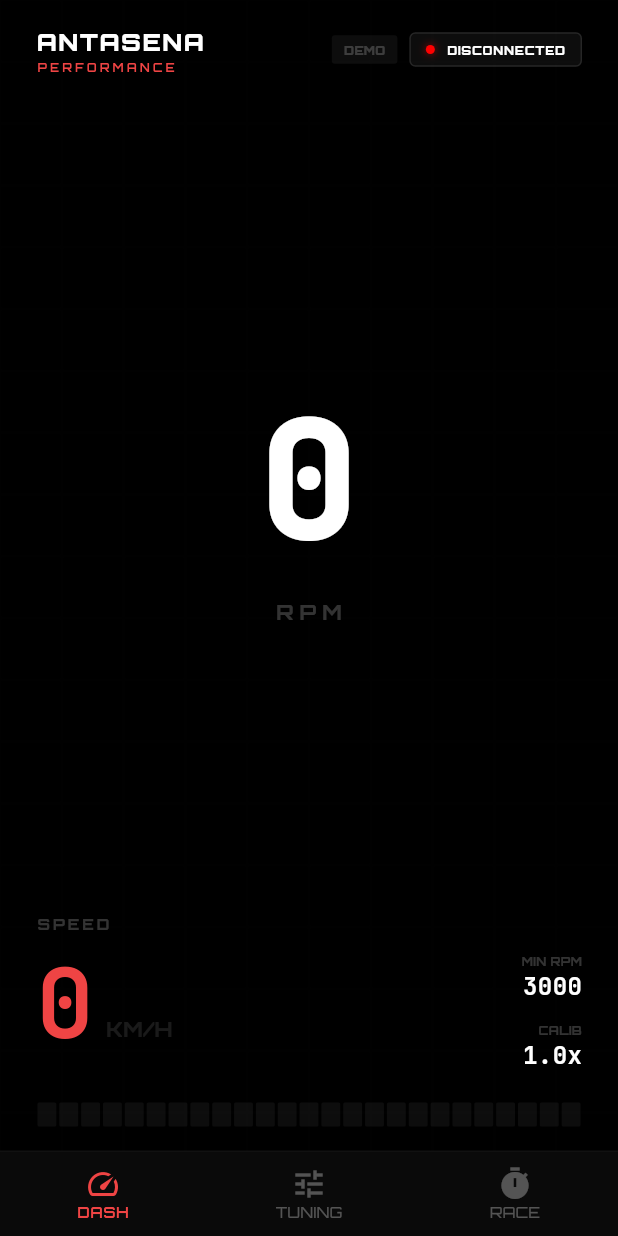
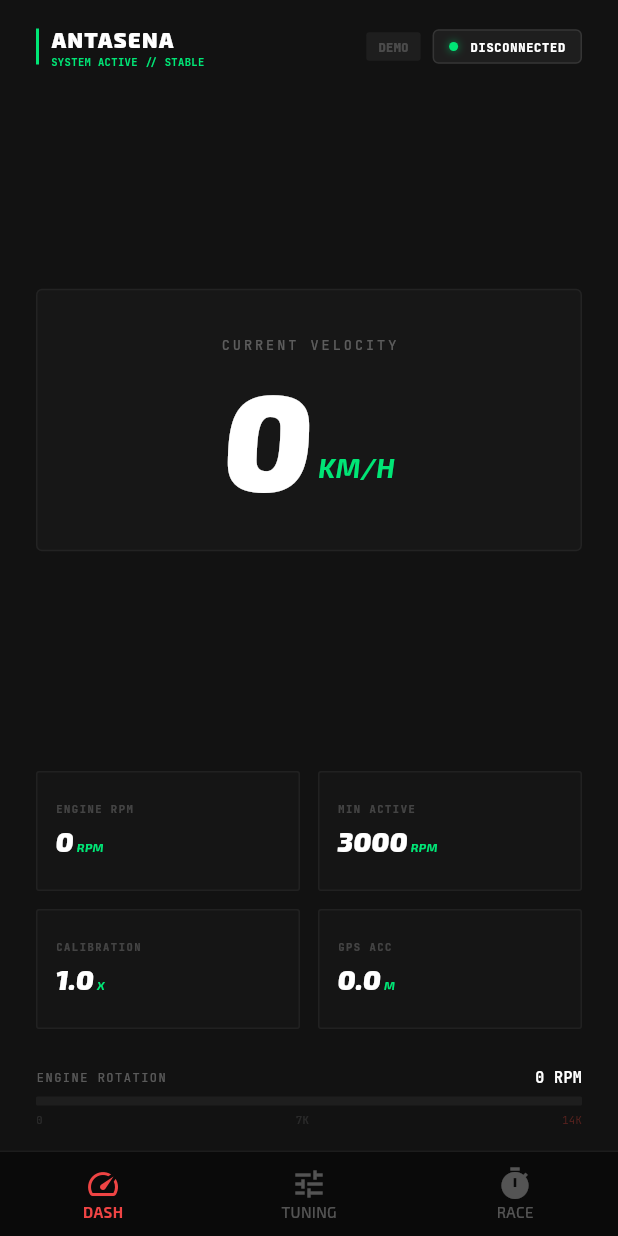
Before and after one commit to Zidanadzi/Antasena-Performance, a Flutter app: the screen it shows after launch, on a phone screen of 412 x 824 dp. Run offline on Flutter 3.47's test engine with Material 3 defaults, Android fonts, the phone set to English and light mode, and no system bars; our stand-ins replace flutter_bluetooth_serial, geolocator, google_fonts, permission_handler, shared_preferences; missing offline and left inert: bluetooth_classic.

Commit message:
feat: Update app theme and colors
Refactors the application's theme to use a new color palette and font. The primary color is changed to a vibrant green, and the scaffold and surface backgrounds are updated for a more modern, dark aesthetic. The shift light warning color is also updated to match the new accent color.

```diff
--- a/lib/design_showcase.dart
+++ b/lib/design_showcase.dart
@@ -9,7 +9,7 @@ class DesignShowcasePage extends StatefulWidget {
 }
 
 class _DesignShowcasePageState extends State<DesignShowcasePage> {
-  int _selectedStyle = 0; // 0: Stealth Carbon, 1: Minimalist Glass, 2: Retro Arcade, 3: Classic Analog, 4: Stealth Neon, 5: Stealth Red, 6: Stealth Toxic
+  int _selectedStyle = 6; // 0: Stealth Carbon, 1: Minimalist Glass, 2: Retro Arcade, 3: Classic Analog, 4: Stealth Neon, 5: Stealth Red, 6: Stealth Toxic
 
   @override
   Widget build(BuildContext context) {
--- a/lib/main.dart
+++ b/lib/main.dart
@@ -708,13 +708,13 @@ class AntasenaApp extends StatelessWidget {
       debugShowCheckedModeBanner: false,
       theme: ThemeData(
         brightness: Brightness.dark,
-        scaffoldBackgroundColor: const Color(0xFF050505),
-        primaryColor: const Color(0xFFEF4444),
-        textTheme: GoogleFonts.orbitronTextTheme(ThemeData.dark().textTheme),
+        scaffoldBackgroundColor: const Color(0xFF121212),
+        primaryColor: const Color(0xFF00E676),
+        textTheme: GoogleFonts.exo2TextTheme(ThemeData.dark().textTheme),
         colorScheme: const ColorScheme.dark(
-          primary: Color(0xFFEF4444),
-          secondary: Color(0xFFEF4444),
-          surface: Color(0xFF0F0F0F),
+          primary: Color(0xFF00E676),
+          secondary: Color(0xFF00E676),
+          surface: Color(0xFF1A1A1A),
         ),
       ),
       home: const MainNavigation(),
@@ -803,18 +803,19 @@ class DashboardPage extends StatelessWidget {
   @override
   Widget build(BuildContext context) {
     final state = context.watch<AppState>();
+    const Color accentColor = Color(0xFF00E676);
 
     // Shift Light Logic: Flash screen if RPM is high
     bool isShiftPoint = state.rpm > 12000;
 
     return Scaffold(
-      backgroundColor: isShiftPoint ? const Color(0xFFEF4444) : Colors.black,
+      backgroundColor: isShiftPoint ? accentColor : const Color(0xFF121212),
       body: SafeArea(
         child: Stack(
           children: [
             // Background Pattern (Subtle Grid)
             Opacity(
-              opacity: 0.05,
+              opacity: 0.03,
               child: GridView.builder(
                 gridDelegate: const SliverGridDelegateWithFixedCrossAxisCount(crossAxisCount: 10),
                 itemBuilder: (context, index) => Container(
@@ -834,11 +835,17 @@ class DashboardPage extends StatelessWidget {
                   Row(
                     mainAxisAlignment: MainAxisAlignment.spaceBetween,
                     children: [
-                      Column(
-                        crossAxisAlignment: CrossAxisAlignment.start,
+                      Row(
                         children: [
-                          Text('ANTASENA', style: GoogleFonts.orbitron(fontSize: 16, fontWeight: FontWeight.w900, color: isShiftPoint ? Colors.black : Colors.white, letterSpacing: 1)),
-                          Text('PERFORMANCE', style: GoogleFonts.orbitron(fontSize: 8, fontWeight: FontWeight.bold, color: isShiftPoint ? Colors.black : const Color(0xFFEF4444), letterSpacing: 2)),
+                          Container(width: 2, height: 24, color: accentColor),
+                          const SizedBox(width: 8),
+                          Column(
+                            crossAxisAlignment: CrossAxisAlignment.start,
+                            children: [
+                              Text('ANTASENA', style: GoogleFonts.exo2(fontSize: 14, fontWeight: FontWeight.w900, color: isShiftPoint ? Colors.black : Colors.white, letterSpacing: 1)),
+                              Text('SYSTEM ACTIVE // STABLE', style: GoogleFonts.jetBrainsMono(fontSize: 7, fontWeight: FontWeight.bold, color: isShiftPoint ? Colors.black : accentColor)),
+                            ],
+                          ),
                         ],
                       ),
                       Row(
@@ -848,14 +855,14 @@ class DashboardPage extends StatelessWidget {
                             child: Container(
                               padding: const EdgeInsets.symmetric(horizontal: 8, vertical: 4),
                               decoration: BoxDecoration(
-                                color: state.isDemoMode ? const Color(0xFFEF4444) : Colors.white.withOpacity(0.05),
+                                color: state.isDemoMode ? accentColor : Colors.white.withOpacity(0.05),
                                 borderRadius: BorderRadius.circular(2),
                               ),
-                              child: Text('DEMO', style: TextStyle(fontSize: 8, fontWeight: FontWeight.w900, color: state.isDemoMode ? Colors.white : Colors.white.withOpacity(0.2))),
+                              child: Text('DEMO', style: GoogleFonts.jetBrainsMono(fontSize: 8, fontWeight: FontWeight.w900, color: state.isDemoMode ? Colors.black : Colors.white.withOpacity(0.2))),
                             ),
                           ),
                           const SizedBox(width: 8),
-                          _buildStatusIndicator(context, state, isShiftPoint),
+                          _buildStatusIndicator(context, state, isShiftPoint, accentColor),
                         ],
                       ),
                     ],
@@ -863,73 +870,87 @@ class DashboardPage extends StatelessWidget {
 
                   const Spacer(),
 
-                  // GIANT RPM DISPLAY
+                  // GIANT RPM DISPLAY (Main Gauge Area)
                   Center(
-                    child: Column(
-                      children: [
-                        Text(state.rpm.toString(),
-                          style: GoogleFonts.jetBrainsMono(
-                            fontSize: 110,
-                            fontWeight: FontWeight.w900,
-                            letterSpacing: -8,
-                            color: isShiftPoint ? Colors.black : Colors.white,
-                          )
-                        ),
-                        Text('RPM', style: TextStyle(color: isShiftPoint ? Colors.black.withOpacity(0.5) : Colors.white.withOpacity(0.2), fontSize: 14, fontWeight: FontWeight.bold, letterSpacing: 4)),
-                      ],
+                    child: Container(
+                      padding: const EdgeInsets.symmetric(vertical: 30, horizontal: 40),
+                      decoration: BoxDecoration(
+                        color: Colors.white.withOpacity(0.02),
+                        border: Border.all(color: Colors.white.withOpacity(0.05)),
+                        borderRadius: BorderRadius.circular(4),
+                      ),
+                      child: Column(
+                        children: [
+                          Text("CURRENT VELOCITY", style: GoogleFonts.jetBrainsMono(color: isShiftPoint ? Colors.black.withOpacity(0.5) : Colors.white.withOpacity(0.3), fontSize: 9, letterSpacing: 2)),
+                          const SizedBox(height: 10),
+                          Row(
+                            mainAxisAlignment: MainAxisAlignment.center,
+                            crossAxisAlignment: CrossAxisAlignment.end,
+                            children: [
+                              Text(state.speed.round().toString(),
+                                style: GoogleFonts.exo2(
+                                  fontSize: 90,
+                                  fontWeight: FontWeight.w900,
+                                  fontStyle: FontStyle.italic,
+                                  height: 1,
+                                  color: isShiftPoint ? Colors.black : Colors.white,
+                                )
+                              ),
+                              Padding(
+                                padding: const EdgeInsets.only(bottom: 12, left: 4),
+                                child: Text("KM/H", style: GoogleFonts.exo2(color: isShiftPoint ? Colors.black : accentColor, fontSize: 18, fontWeight: FontWeight.bold, fontStyle: FontStyle.italic)),
+                              ),
+                            ],
+                          ),
+                        ],
+                      ),
                     ),
                   ),
 
                   const Spacer(),
 
-                  // SPEED & STATS (BOTTOM)
-                  Row(
-                    crossAxisAlignment: CrossAxisAlignment.end,
+                  // SECONDARY STATS GRID
+                  GridView.count(
+                    shrinkWrap: true,
+                    physics: const NeverScrollableScrollPhysics(),
+                    crossAxisCount: 2,
+                    mainAxisSpacing: 12,
+                    crossAxisSpacing: 12,
+                    childAspectRatio: 2.2,
                     children: [
-                      // Giant Speed
-                      Expanded(
-                        flex: 2,
-                        child: Column(
-                          crossAxisAlignment: CrossAxisAlignment.start,
-                          children: [
-                            Text('SPEED', style: TextStyle(color: isShiftPoint ? Colors.black.withOpacity(0.5) : Colors.white.withOpacity(0.2), fontSize: 10, fontWeight: FontWeight.bold, letterSpacing: 2)),
-                            Row(
-                              crossAxisAlignment: CrossAxisAlignment.baseline,
-                              textBaseline: TextBaseline.alphabetic,
-                              children: [
-                                Text(state.speed.round().toString(),
-                                  style: GoogleFonts.jetBrainsMono(
-                                    fontSize: 64,
-                                    fontWeight: FontWeight.bold,
-                                    color: isShiftPoint ? Colors.black : const Color(0xFFEF4444)
-                                  )
-                                ),
-                                const SizedBox(width: 8),
-                                Text('KM/H', style: TextStyle(color: isShiftPoint ? Colors.black.withOpacity(0.5) : Colors.white.withOpacity(0.1), fontSize: 14, fontWeight: FontWeight.bold)),
-                              ],
-                            ),
-                          ],
-                        ),
+                      _buildStealthStatTile('ENGINE RPM', state.rpm.toString(), 'RPM', isShiftPoint, accentColor),
+                      _buildStealthStatTile('MIN ACTIVE', state.minRpmActive.round().toString(), 'RPM', isShiftPoint, accentColor),
+                      _buildStealthStatTile('CALIBRATION', state.rpmCalibration.toStringAsFixed(1), 'X', isShiftPoint, accentColor),
+                      _buildStealthStatTile('GPS ACC', state.gpsAccuracy.toStringAsFixed(1), 'M', isShiftPoint, accentColor),
+                    ],
+                  ),
+
+                  const SizedBox(height: 25),
+
+                  // ENGINE ROTATION BAR
+                  Column(
+                    crossAxisAlignment: CrossAxisAlignment.start,
+                    children: [
+                      Row(
+                        mainAxisAlignment: MainAxisAlignment.spaceBetween,
+                        children: [
+                          Text("ENGINE ROTATION", style: GoogleFonts.jetBrainsMono(color: isShiftPoint ? Colors.black.withOpacity(0.5) : Colors.white.withOpacity(0.3), fontSize: 8, letterSpacing: 1)),
+                          Text("${state.rpm} RPM", style: GoogleFonts.jetBrainsMono(color: isShiftPoint ? Colors.black : Colors.white, fontSize: 10, fontWeight: FontWeight.bold)),
+                        ],
                       ),
-
-                      // Secondary Stats
-                      Expanded(
-                        child: Column(
-                          crossAxisAlignment: CrossAxisAlignment.end,
-                          children: [
-                            _buildCompactStat('MIN RPM', state.minRpmActive.round().toString(), isShiftPoint),
-                            const SizedBox(height: 12),
-                            _buildCompactStat('CALIB', '${state.rpmCalibration}x', isShiftPoint),
-                          ],
-                        ),
+                      const SizedBox(height: 6),
+                      _buildSegmentedRpmBar(state.rpm, isShiftPoint, accentColor),
+                      const SizedBox(height: 4),
+                      Row(
+                        mainAxisAlignment: MainAxisAlignment.spaceBetween,
+                        children: [
+                          Text("0", style: GoogleFonts.jetBrainsMono(color: isShiftPoint ? Colors.black.withOpacity(0.2) : Colors.white.withOpacity(0.1), fontSize: 7)),
+                          Text("7K", style: GoogleFonts.jetBrainsMono(color: isShiftPoint ? Colors.black.withOpacity(0.2) : Colors.white.withOpacity(0.1), fontSize: 7)),
+                          Text("14K", style: GoogleFonts.jetBrainsMono(color: isShiftPoint ? Colors.black.withOpacity(0.2) : Colors.red.withOpacity(0.3), fontSize: 7)),
+                        ],
                       ),
                     ],
                   ),
-
-                  const SizedBox(height: 20),
-
-                  // Bottom Progress Bar (RPM Range)
-                  _buildStealthRpmBar(state.rpm, isShiftPoint),
                 ],
               ),
             ),
@@ -939,12 +960,71 @@ class DashboardPage extends StatelessWidget {
     );
   }
 
-  Widget _buildStatusIndicator(BuildContext context, AppState state, bool isShiftPoint) {
+  Widget _buildStealthStatTile(String label, String value, String unit, bool isShiftPoint, Color accentColor) {
+    return Container(
+      padding: const EdgeInsets.all(12),
+      decoration: BoxDecoration(
+        color: Colors.white.withOpacity(0.01),
+        border: Border.all(color: isShiftPoint ? Colors.black.withOpacity(0.2) : Colors.white.withOpacity(0.05)),
+        borderRadius: BorderRadius.circular(2),
+      ),
+      child: Column(
+        crossAxisAlignment: CrossAxisAlignment.start,
+        mainAxisAlignment: MainAxisAlignment.center,
+        children: [
+          Text(label, style: GoogleFonts.jetBrainsMono(color: isShiftPoint ? Colors.black.withOpacity(0.5) : Colors.white.withOpacity(0.2), fontSize: 7, fontWeight: FontWeight.bold, letterSpacing: 1)),
+          const SizedBox(height: 4),
+          Row(
+            crossAxisAlignment: CrossAxisAlignment.baseline,
+            textBaseline: TextBaseline.alphabetic,
+            children: [
+              Text(value, style: GoogleFonts.exo2(color: isShiftPoint ? Colors.black : Colors.white, fontSize: 18, fontWeight: FontWeight.w900, fontStyle: FontStyle.italic)),
+              const SizedBox(width: 2),
+              Text(unit, style: GoogleFonts.exo2(color: isShiftPoint ? Colors.black : accentColor, fontSize: 8, fontWeight: FontWeight.bold, fontStyle: FontStyle.italic)),
+            ],
+          ),
+        ],
+      ),
+    );
+  }
+
+  Widget _buildSegmentedRpmBar(int rpm, bool isShiftPoint, Color accentColor) {
+    const int totalSegments = 20;
+    double progress = (rpm / 14000).clamp(0.0, 1.0);
+    int activeSegments = (progress * totalSegments).round();
+
+    return Stack(
+      children: [
+        Container(
+          height: 6,
+          width: double.infinity,
+          decoration: BoxDecoration(
+            color: isShiftPoint ? Colors.black.withOpacity(0.1) : Colors.white.withOpacity(0.05),
+            borderRadius: BorderRadius.circular(1),
+          ),
+        ),
+        Row(
+          children: List.generate(totalSegments, (i) => Expanded(
+            child: Container(
+              margin: const EdgeInsets.symmetric(horizontal: 1),
+              height: 6,
+              color: i < activeSegments
+                ? (isShiftPoint ? Colors.black : accentColor)
+                : Colors.transparent,
+            ),
+          )),
+        ),
+      ],
+    );
+  }
+
+  Widget _buildStatusIndicator(BuildContext context, AppState state, bool isShiftPoint, Color accentColor) {
     return ConnectionStatusIndicator(
       isConnected: state.isConnected,
       isScanning: state.isScanning,
       deviceName: state.deviceName,
       isShiftPoint: isShiftPoint,
+      accentColor: accentColor,
       onTap: () => _showBluetoothScanner(context, state),
     );
   }
@@ -1136,9 +1216,9 @@ class DashboardPage extends StatelessWidget {
       onTap: isConnecting ? null : onTap,
       contentPadding: EdgeInsets.zero,
       title: Text(name, style: const TextStyle(fontSize: 14, fontWeight: FontWeight.bold)),
-      subtitle: Text(status, style: TextStyle(fontSize: 10, color: connected ? const Color(0xFF00FF00) : (status == 'CONNECT' ? const Color(0xFFEF4444) : Colors.white24))),
+      subtitle: Text(status, style: TextStyle(fontSize: 10, color: connected ? const Color(0xFF00FF00) : (status == 'CONNECT' ? const Color(0xFF00E676) : Colors.white24))),
       trailing: isConnecting
-        ? const SizedBox(width: 16, height: 16, child: CircularProgressIndicator(strokeWidth: 2, color: Color(0xFFEF4444)))
+        ? const SizedBox(width: 16, height: 16, child: CircularProgressIndicator(strokeWidth: 2, color: Color(0xFF00E676)))
         : Icon(connected ? Icons.bluetooth_connected : Icons.bluetooth, color: connected ? const Color(0xFF00FF00) : Colors.white10),
     );
   }
@@ -1198,6 +1278,7 @@ class ConnectionStatusIndicator extends StatefulWidget {
   final bool isScanning;
   final String? deviceName;
   final bool isShiftPoint;
+  final Color accentColor;
   final VoidCallback onTap;
 
   const ConnectionStatusIndicator({
@@ -1206,6 +1287,7 @@ class ConnectionStatusIndicator extends StatefulWidget {
     required this.isScanning,
     this.deviceName,
     required this.isShiftPoint,
+    required this.accentColor,
     required this.onTap,
   });
 
@@ -1237,14 +1319,14 @@ class _ConnectionStatusIndicatorState extends State<ConnectionStatusIndicator> w
 
   @override
   Widget build(BuildContext context) {
-    Color statusColor = const Color(0xFFFF0000); // Red
+    Color statusColor = widget.isShiftPoint ? Colors.black : widget.accentColor;
     String statusText = 'DISCONNECTED';
 
     if (widget.isConnected) {
-      statusColor = const Color(0xFF00FF00); // Green
+      statusColor = const Color(0xFF00FF00); // Green for connection
       statusText = widget.deviceName ?? 'CONNECTED';
     } else if (widget.isScanning) {
-      statusColor = const Color(0xFFFFFF00); // Yellow
+      statusColor = widget.isShiftPoint ? Colors.black : widget.accentColor;
       statusText = 'SCANNING...';
     }
 
@@ -1286,7 +1368,7 @@ class _ConnectionStatusIndicatorState extends State<ConnectionStatusIndicator> w
             Flexible(
               child: Text(statusText.toUpperCase(),
                 overflow: TextOverflow.ellipsis,
-                style: TextStyle(
+                style: GoogleFonts.jetBrainsMono(
                   fontSize: 8,
                   fontWeight: FontWeight.w900,
                   color: widget.isShiftPoint ? Colors.black : Colors.white,
```
